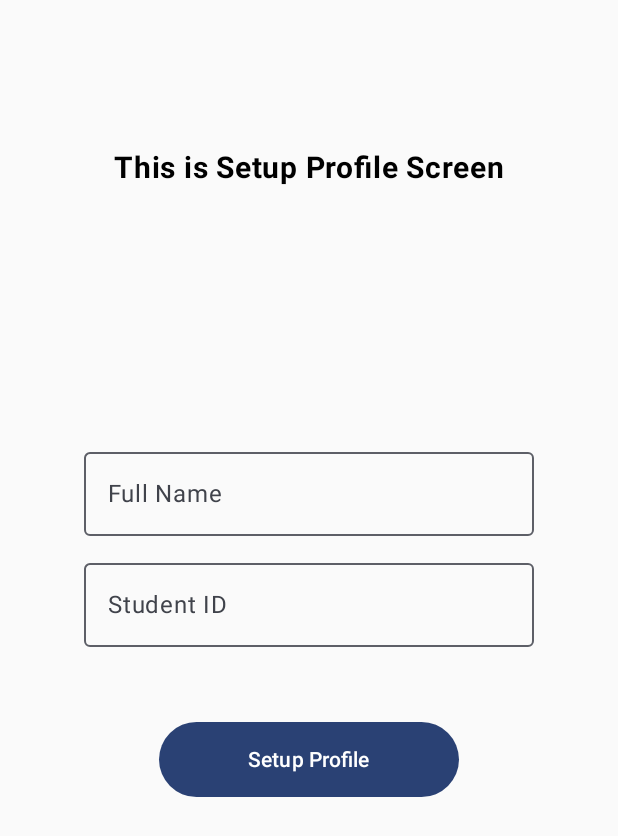
After one commit to delon-nazara/campus-project-pm-end-semester, an Android app built with Jetpack Compose: the SetupProfileScreen screen opened through its navigation route, on a phone screen of 412 x 824 dp. The commit adds this screen. Shown: the top 836 px of the screen. Run offline under Robolectric (Android 15) with nearby library versions, the phone set to English and light mode, and no system bars; our stand-ins replace Firebase (no records; nobody signed in at launch, a user with empty details on screens opened directly).

Commit message:
Add setup profile screen

```diff
--- a/app/src/main/java/com/example/proyekakhirpemrogramanmobile/utils/Navigation.kt
+++ b/app/src/main/java/com/example/proyekakhirpemrogramanmobile/utils/Navigation.kt
@@ -12,6 +12,7 @@ import com.example.proyekakhirpemrogramanmobile.view.BaseScreen
 import com.example.proyekakhirpemrogramanmobile.view.HomeScreen
 import com.example.proyekakhirpemrogramanmobile.view.LoginScreen
 import com.example.proyekakhirpemrogramanmobile.view.RegisterScreen
+import com.example.proyekakhirpemrogramanmobile.view.SetupProfileScreen
 import com.example.proyekakhirpemrogramanmobile.viewmodel.AuthenticationViewModel
 import com.example.proyekakhirpemrogramanmobile.viewmodel.DatabaseViewModel
 import kotlinx.coroutines.CoroutineScope
@@ -59,7 +60,7 @@ fun App(context: Context) {
                                 val saveUserResult = databaseViewModel.saveUserToDatabase(authenticationViewModel.currentUser!!.uid)
                                 if (saveUserResult == "Successful") {
                                     showToast(context, "Successful")
-                                    navController.navigate("home_screen") {
+                                    navController.navigate("setup_profile_screen") {
                                         popUpTo(0) {
                                             inclusive = true
                                         }
@@ -124,6 +125,13 @@ fun App(context: Context) {
                 }
             )
         }
+        composable("setup_profile_screen") {
+            SetupProfileScreen(
+                onSetupProfileButtonClicked = { fullName, studentId ->
+
+                }
+            )
+        }
         composable("home_screen") {
             HomeScreen(
                 email = authenticationViewModel.currentUser?.email,
--- /dev/null
+++ b/app/src/main/java/com/example/proyekakhirpemrogramanmobile/view/SetupProfileScreen.kt
@@ -0,0 +1,79 @@
+package com.example.proyekakhirpemrogramanmobile.view
+
+import androidx.compose.foundation.layout.Arrangement
+import androidx.compose.foundation.layout.Box
+import androidx.compose.foundation.layout.Column
+import androidx.compose.foundation.layout.Spacer
+import androidx.compose.foundation.layout.fillMaxSize
+import androidx.compose.foundation.layout.height
+import androidx.compose.foundation.layout.padding
+import androidx.compose.foundation.layout.width
+import androidx.compose.material3.Button
+import androidx.compose.material3.OutlinedTextField
+import androidx.compose.material3.Text
+import androidx.compose.runtime.Composable
+import androidx.compose.runtime.getValue
+import androidx.compose.runtime.mutableStateOf
+import androidx.compose.runtime.saveable.rememberSaveable
+import androidx.compose.runtime.setValue
+import androidx.compose.ui.Alignment
+import androidx.compose.ui.Modifier
+import androidx.compose.ui.res.stringResource
+import androidx.compose.ui.text.font.FontWeight
+import androidx.compose.ui.text.input.PasswordVisualTransformation
+import androidx.compose.ui.unit.dp
+import androidx.compose.ui.unit.sp
+import com.example.proyekakhirpemrogramanmobile.R
+
+@Composable
+fun SetupProfileScreen(
+    onSetupProfileButtonClicked: (String, String) -> Unit
+) {
+    Box(
+        modifier = Modifier
+            .fillMaxSize()
+            .padding(vertical = 100.dp)
+    ) {
+        var fullName by rememberSaveable { mutableStateOf("") }
+        var studentId by rememberSaveable { mutableStateOf("") }
+
+        Text(
+            text = stringResource(R.string.this_is_setup_profile_screen),
+            fontWeight = FontWeight.Bold,
+            fontSize = 20.sp,
+            modifier = Modifier.align(Alignment.TopCenter)
+        )
+
+        Column(
+            verticalArrangement = Arrangement.Center,
+            horizontalAlignment = Alignment.CenterHorizontally,
+            modifier = Modifier.align(Alignment.Center)
+        ) {
+            OutlinedTextField(
+                value = fullName,
+                onValueChange = { fullName = it },
+                label = { Text(stringResource(R.string.full_name)) },
+                singleLine = true,
+                modifier = Modifier.width(300.dp)
+            )
+            Spacer(modifier = Modifier.height(10.dp))
+            OutlinedTextField(
+                value = studentId,
+                onValueChange = { studentId = it },
+                label = { Text(stringResource(R.string.student_id)) },
+                singleLine = true,
+                visualTransformation = PasswordVisualTransformation(),
+                modifier = Modifier.width(300.dp)
+            )
+            Spacer(modifier = Modifier.height(50.dp))
+            Button(
+                onClick = { onSetupProfileButtonClicked(fullName, studentId) },
+                modifier = Modifier
+                    .width(200.dp)
+                    .height(50.dp)
+            ) {
+                Text(text = stringResource(R.string.setup_profile))
+            }
+        }
+    }
+}
--- a/app/src/main/res/values/strings.xml
+++ b/app/src/main/res/values/strings.xml
@@ -9,12 +9,16 @@
     <string name="this_is_base_screen">This is Base Screen</string>
     <string name="this_is_register_screen">This is Register Screen</string>
     <string name="this_is_login_screen">This is Login Screen</string>
+    <string name="this_is_setup_profile_screen">This is Setup Profile Screen</string>
     <string name="this_is_home_screen">This is Home Screen</string>
 
     <string name="email">Email</string>
     <string name="password">Password</string>
     <string name="register">Register</string>
     <string name="login">Login</string>
+    <string name="full_name">Full Name</string>
+    <string name="student_id">Student ID</string>
+    <string name="setup_profile">Setup Profile</string>
     <string name="logout">Logout</string>
 
     <string name="display_email">Email: %s</string>
```
